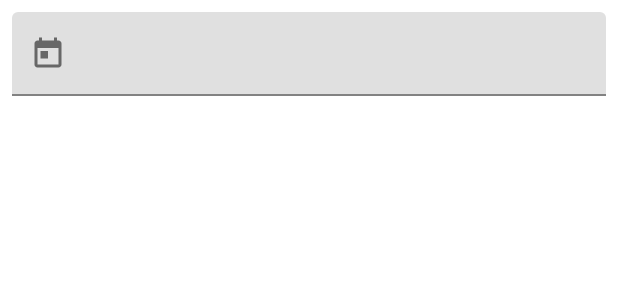
After one commit to carlosezam/android-playground, an Android app: the layout fragment_form.xml on its own in the app's theme, with its tools: preview values and no code run, on a phone screen of 412 x 824 dp. The commit adds this screen. Shown: the top 300 px of the screen. Run offline under Robolectric (Android 15) with nearby library versions, the phone set to English and light mode, and no system bars.

Commit message:
FormFragment with viewBinding

```diff
--- /dev/null
+++ b/app/src/main/java/com/ezam/playground/ui/form/FormViewModel.kt
@@ -0,0 +1,6 @@
+package com.ezam.playground.ui.form
+
+import androidx.lifecycle.ViewModel
+
+class FormViewModel : ViewModel() {
+}
--- /dev/null
+++ b/app/src/main/res/layout/fragment_form.xml
@@ -0,0 +1,14 @@
+<?xml version="1.0" encoding="utf-8"?>
+<androidx.constraintlayout.widget.ConstraintLayout xmlns:android="http://schemas.android.com/apk/res/android"
+    android:layout_width="match_parent"
+    android:layout_height="match_parent"
+    xmlns:app="http://schemas.android.com/apk/res-auto">
+
+    <com.ezam.playground.customviews.InputDatePicker
+        android:id="@+id/input_date"
+        android:layout_width="match_parent"
+        android:layout_height="wrap_content"
+        app:layout_constraintTop_toTopOf="parent"
+        android:layout_margin="8dp"/>
+
+</androidx.constraintlayout.widget.ConstraintLayout>
--- a/app/src/main/res/navigation/playground_graph.xml
+++ b/app/src/main/res/navigation/playground_graph.xml
@@ -12,6 +12,6 @@
         tools:layout="@layout/fragment_maps" />
     <fragment
         android:id="@+id/formFragment"
-        android:name="com.ezam.playground.ui.FormFragment"
+        android:name="com.ezam.playground.ui.form.FormFragment"
         android:label="FormFragment" />
 </navigation>
```
Also changed, not shown: app/build.gradle (+13 -2 lines), app/src/main/java/com/ezam/playground/ui/form/FormFragment.kt (added, +32 -0 lines).
